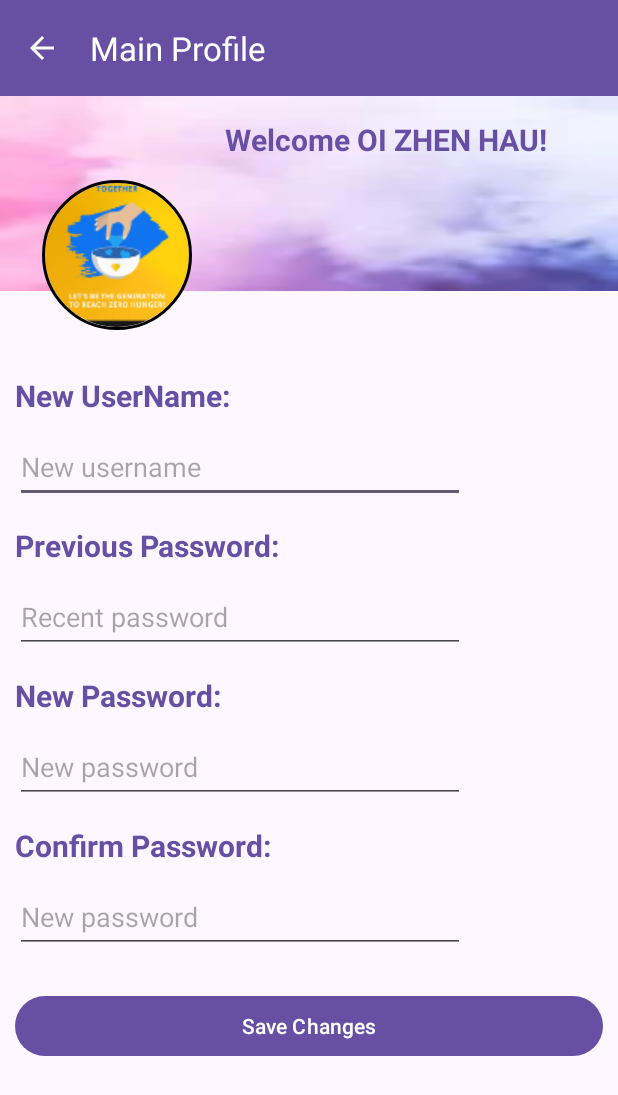
After one commit to OIZHENHAU/WIA2007_ZeroHunger, an Android app: the EditProfileActivity screen opened directly, with no data from a screen before it, on a phone screen of 412 x 824 dp. The commit adds this screen. Shown: the top 1095 px of the screen. Run offline under Robolectric (Android 15) with nearby library versions, the phone set to English and light mode, and no system bars; our stand-ins replace CircleImageView, Firebase (no records; nobody signed in at launch, a user with empty details on screens opened directly), Room's generated code.

Commit message:
Update Account Authentication

```diff
--- a/app/src/main/AndroidManifest.xml
+++ b/app/src/main/AndroidManifest.xml
@@ -26,6 +26,9 @@
         android:supportsRtl="true"
         android:theme="@style/Theme.WIA2007_ZeroHunger"
         tools:targetApi="31">
+        <activity
+            android:name=".EditProfileActivity"
+            android:exported="false" />
         <activity
             android:name=".ProfileActivity"
             android:exported="false" />
--- /dev/null
+++ b/app/src/main/java/com/example/wia2007_zerohunger/EditProfileActivity.java
@@ -0,0 +1,145 @@
+package com.example.wia2007_zerohunger;
+
+import android.content.Intent;
+import android.os.Bundle;
+import android.util.Log;
+import android.view.View;
+import android.widget.Toast;
+
+import androidx.activity.EdgeToEdge;
+import androidx.annotation.NonNull;
+import androidx.appcompat.app.AppCompatActivity;
+import androidx.core.graphics.Insets;
+import androidx.core.view.ViewCompat;
+import androidx.core.view.WindowInsetsCompat;
+import androidx.lifecycle.Observer;
+import androidx.lifecycle.ViewModelProvider;
+
+import com.example.wia2007_zerohunger.UserDatabase.UserAccount;
+import com.example.wia2007_zerohunger.UserDatabase.UserAccountViewModel;
+import com.example.wia2007_zerohunger.databinding.ActivityEditProfileBinding;
+import com.google.android.gms.tasks.OnCompleteListener;
+import com.google.android.gms.tasks.Task;
+import com.google.firebase.auth.AuthCredential;
+import com.google.firebase.auth.EmailAuthProvider;
+import com.google.firebase.auth.FirebaseAuth;
+import com.google.firebase.auth.FirebaseUser;
+import com.google.firebase.auth.FirebaseUserMetadata;
+import com.google.firebase.auth.UserProfileChangeRequest;
+
+import java.util.regex.Matcher;
+import java.util.regex.Pattern;
+
+public class EditProfileActivity extends AppCompatActivity {
+
+    private ActivityEditProfileBinding binding;
+    private FirebaseAuth mAuth;
+    private String currentUserEmail;
+    private UserAccountViewModel userAccountViewModel;
+
+    @Override
+    protected void onCreate(Bundle savedInstanceState) {
+        super.onCreate(savedInstanceState);
+
+        binding = ActivityEditProfileBinding.inflate(getLayoutInflater());
+        setContentView(binding.getRoot());
+
+        mAuth = FirebaseAuth.getInstance();
+        currentUserEmail = mAuth.getCurrentUser().getEmail();
+        Log.d("Edit Profile Email", currentUserEmail);
+
+        userAccountViewModel = new ViewModelProvider(this).get(UserAccountViewModel.class);
+
+        binding.mainEditProfileToolbar.setNavigationOnClickListener(v -> {
+            Intent intent = new Intent(EditProfileActivity.this, ProfileActivity.class);
+            startActivity(intent);
+        });
+
+        binding.buttonSaveProfileChanges.setOnClickListener(new View.OnClickListener() {
+            @Override
+            public void onClick(View v) {
+
+                if (!binding.editTextNewPassword.getText().toString().isEmpty() &&
+                                !binding.editTextConfirmPassword.getText().toString().isEmpty() &&
+                                        !binding.editTextPreviousPassword.getText().toString().isEmpty()) {
+
+                    String newPassword = binding.editTextNewPassword.getText().toString();
+                    String confirmNewPassword = binding.editTextConfirmPassword.getText().toString();
+
+                    if (isValidPassword(newPassword) && isValidPassword(confirmNewPassword)
+                            && newPassword.equals(confirmNewPassword)) {
+
+
+                        String previousPassword = binding.editTextPreviousPassword.getText().toString();
+                        FirebaseUser currentUser = mAuth.getCurrentUser();
+
+                        if (currentUser != null) {
+                            AuthCredential credential = EmailAuthProvider.getCredential(currentUserEmail, previousPassword);
+
+                            currentUser.reauthenticate(credential).addOnCompleteListener(new OnCompleteListener<Void>() {
+                                @Override
+                                public void onComplete(@NonNull Task<Void> task) {
+                                    if (task.isSuccessful()) {
+                                        currentUser.updatePassword(newPassword).addOnCompleteListener(new OnCompleteListener<Void>() {
+                                            @Override
+                                            public void onComplete(@NonNull Task<Void> task) {
+                                                if (task.isSuccessful()) {
+                                                    Toast.makeText(EditProfileActivity.this, "Password updated successfully", Toast.LENGTH_SHORT).show();
+
+                                                    if (!binding.editTextNewUserName.getText().toString().isEmpty()) {
+                                                        String username = binding.editTextNewUserName.getText().toString();
+
+                                                        userAccountViewModel.getUserAccountByEmail(currentUserEmail).observe(EditProfileActivity.this, new Observer<UserAccount>() {
+                                                            @Override
+                                                            public void onChanged(UserAccount userAccount) {
+                                                                userAccount.setName(username);
+                                                                userAccount.setPassword(newPassword);
+                                                            }
+                                                        });
+
+                                                    } else {
+                                                        userAccountViewModel.getUserAccountByEmail(currentUserEmail).observe(EditProfileActivity.this, new Observer<UserAccount>() {
+                                                            @Override
+                                                            public void onChanged(UserAccount userAccount) {
+                                                                userAccount.setPassword(newPassword);
+                                                            }
+                                                        });
+
+                                                    }
+
+                                                } else {
+                                                    Toast.makeText(EditProfileActivity.this, "Password update failed", Toast.LENGTH_SHORT).show();
+                                                }
+                                            }
+                                        });
+                                    }
+                                }
+                            });
+
+                        } else {
+                            Toast.makeText(EditProfileActivity.this, "Re-authentication failed", Toast.LENGTH_SHORT).show();
+                        }
+
+                        Intent intent = new Intent(EditProfileActivity.this, ProfileActivity.class);
+                        startActivity(intent);
+
+                    } else {
+                        Toast.makeText(EditProfileActivity.this, "Password must be 8-12 characters long, contain a capital letter, and include @",
+                                Toast.LENGTH_SHORT).show();
+                    }
+
+                } else {
+                    Toast.makeText(EditProfileActivity.this, "Please fill in the new passwords", Toast.LENGTH_SHORT).show();
+                }
+            }
+        });
+    }
+
+    public boolean isValidPassword(String password) {
+        // Regular expression to check password requirements
+        String passwordPattern = "^(?=.*[A-Z])(?=.*[@]).{8,12}$";
+        Pattern pattern = Pattern.compile(passwordPattern);
+        Matcher matcher = pattern.matcher(password);
+        return matcher.matches();
+    }
+}
--- /dev/null
+++ b/app/src/main/res/layout/activity_edit_profile.xml
@@ -0,0 +1,188 @@
+<?xml version="1.0" encoding="utf-8"?>
+<androidx.constraintlayout.widget.ConstraintLayout xmlns:android="http://schemas.android.com/apk/res/android"
+    xmlns:app="http://schemas.android.com/apk/res-auto"
+    xmlns:tools="http://schemas.android.com/tools"
+    android:id="@+id/main"
+    android:layout_width="match_parent"
+    android:layout_height="match_parent"
+    tools:context=".EditProfileActivity">
+
+    <com.google.android.material.appbar.AppBarLayout
+        android:id="@+id/appBarEditProfileLayout"
+        android:layout_width="match_parent"
+        android:layout_height="wrap_content"
+        android:background="@color/purple"
+        app:layout_constraintEnd_toEndOf="parent"
+        app:layout_constraintStart_toStartOf="parent"
+        app:layout_constraintTop_toTopOf="parent">
+
+        <com.google.android.material.appbar.MaterialToolbar
+            android:id="@+id/mainEditProfileToolbar"
+            android:layout_width="match_parent"
+            android:layout_height="?attr/actionBarSize"
+            app:navigationIcon="@drawable/arrow_back"
+            app:title="Main Profile"
+            app:titleTextColor="@color/white">
+
+
+        </com.google.android.material.appbar.MaterialToolbar>
+
+
+    </com.google.android.material.appbar.AppBarLayout>
+
+    <LinearLayout
+        android:layout_width="match_parent"
+        android:layout_height="130dp"
+        android:background="@drawable/main_background"
+        android:orientation="horizontal"
+        app:layout_constraintStart_toStartOf="parent"
+        app:layout_constraintTop_toBottomOf="@+id/appBarEditProfileLayout">
+
+        <TextView
+            android:id="@+id/textViewProfileUserName"
+            android:layout_width="wrap_content"
+            android:layout_height="wrap_content"
+            android:layout_marginTop="15dp"
+            android:layout_marginStart="150dp"
+            android:textColor="@color/purple"
+            android:text="Welcome OI ZHEN HAU!"
+            android:textSize="20dp"
+            android:textStyle="bold"/>
+
+    </LinearLayout>
+
+    <de.hdodenhof.circleimageview.CircleImageView
+        android:layout_width="100dp"
+        android:layout_height="100dp"
+        android:layout_marginStart="28dp"
+        android:layout_marginTop="120dp"
+        app:civ_border_color="@color/black"
+        app:civ_border_width="2dp"
+        android:src="@drawable/main_icon"
+        app:layout_constraintStart_toStartOf="parent"
+        app:layout_constraintTop_toTopOf="parent" />
+
+    <LinearLayout
+        android:layout_width="match_parent"
+        android:layout_height="wrap_content"
+        android:orientation="vertical"
+        tools:layout_editor_absoluteX="-16dp"
+        tools:layout_editor_absoluteY="155dp"
+        android:layout_marginStart="10dp"
+        android:layout_marginTop="250dp"
+        app:layout_constraintStart_toStartOf="parent"
+        app:layout_constraintTop_toTopOf="parent">
+
+        <TextView
+            android:layout_width="wrap_content"
+            android:layout_height="wrap_content"
+            android:textSize="20dp"
+            android:textStyle="bold"
+            android:textColor="@color/purple"
+            android:text="New UserName: "/>
+
+        <EditText
+            android:id="@+id/editTextNewUserName"
+            android:layout_width="300dp"
+            android:layout_marginTop="10dp"
+            android:layout_height="48dp"
+            android:hint="New username"/>
+
+    </LinearLayout>
+
+    <LinearLayout
+        android:layout_width="match_parent"
+        android:layout_height="wrap_content"
+        android:orientation="vertical"
+        tools:layout_editor_absoluteX="-16dp"
+        tools:layout_editor_absoluteY="155dp"
+        android:layout_marginStart="10dp"
+        android:layout_marginTop="350dp"
+        app:layout_constraintStart_toStartOf="parent"
+        app:layout_constraintTop_toTopOf="parent">
+
+        <TextView
+            android:layout_width="wrap_content"
+            android:layout_height="wrap_content"
+            android:textSize="20dp"
+            android:textStyle="bold"
+            android:textColor="@color/purple"
+            android:text="Previous Password: "/>
+
+        <EditText
+            android:id="@+id/editTextPreviousPassword"
+            android:layout_width="300dp"
+            android:layout_marginTop="10dp"
+            android:layout_height="48dp"
+            android:hint="Recent password"/>
+
+    </LinearLayout>
+
+    <LinearLayout
+        android:layout_width="match_parent"
+        android:layout_height="wrap_content"
+        android:orientation="vertical"
+        tools:layout_editor_absoluteX="-16dp"
+        tools:layout_editor_absoluteY="155dp"
+        android:layout_marginStart="10dp"
+        android:layout_marginTop="450dp"
+        app:layout_constraintStart_toStartOf="parent"
+        app:layout_constraintTop_toTopOf="parent">
+
+        <TextView
+            android:layout_width="wrap_content"
+            android:layout_height="wrap_content"
+            android:textSize="20dp"
+            android:textStyle="bold"
+            android:textColor="@color/purple"
+            android:text="New Password: "/>
+
+        <EditText
+            android:id="@+id/editTextNewPassword"
+            android:layout_width="300dp"
+            android:layout_marginTop="10dp"
+            android:layout_height="48dp"
+            android:hint="New password"/>
+
+    </LinearLayout>
+
+    <LinearLayout
+        android:layout_width="match_parent"
+        android:layout_height="wrap_content"
+        android:orientation="vertical"
+        tools:layout_editor_absoluteX="-16dp"
+        tools:layout_editor_absoluteY="155dp"
+        android:layout_marginStart="10dp"
+        android:layout_marginTop="550dp"
+        app:layout_constraintStart_toStartOf="parent"
+        app:layout_constraintTop_toTopOf="parent">
+
+        <TextView
+            android:layout_width="wrap_content"
+            android:layout_height="wrap_content"
+            android:textSize="20dp"
+            android:textStyle="bold"
+            android:textColor="@color/purple"
+            android:text="Confirm Password: "/>
+
+        <EditText
+            android:id="@+id/editTextConfirmPassword"
+            android:layout_width="300dp"
+            android:layout_marginTop="10dp"
+            android:layout_height="48dp"
+            android:hint="New password"/>
+
+    </LinearLayout>
+
+    <Button
+        android:id="@+id/buttonSaveProfileChanges"
+        android:layout_width="match_parent"
+        android:layout_height="wrap_content"
+        android:layout_marginTop="660dp"
+        android:layout_marginStart="10dp"
+        android:layout_marginEnd="10dp"
+        app:layout_constraintStart_toStartOf="parent"
+        app:layout_constraintTop_toTopOf="parent"
+        android:text="Save Changes"/>
+
+</androidx.constraintlayout.widget.ConstraintLayout>
```
Also changed, not shown: app/src/main/java/com/example/wia2007_zerohunger/ProfileActivity.java (+35 -0 lines), app/src/main/res/layout/activity_profile.xml (+1 -19 lines).
